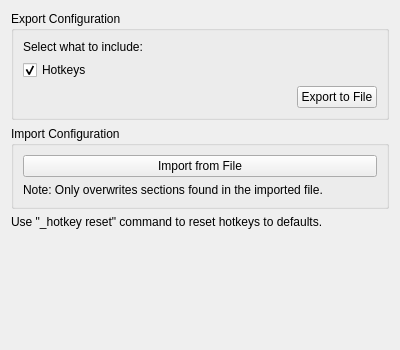
First picture: the form in src/preferences/clientconfigpage.ui, repository MUME/MMapper, before the edit.
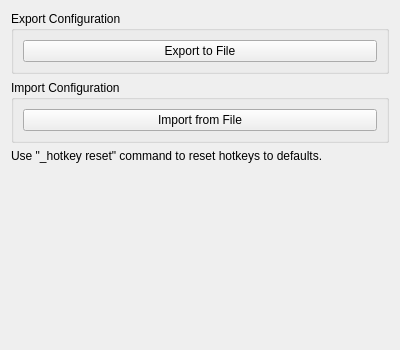
Second picture: the form after the edit.

Diff of the .ui file:
```diff
--- a/src/preferences/clientconfigpage.ui
+++ b/src/preferences/clientconfigpage.ui
@@ -21,46 +21,12 @@
      </property>
      <layout class="QVBoxLayout" name="exportLayout">
       <item>
-       <widget class="QLabel" name="exportLabel">
+       <widget class="QPushButton" name="exportButton">
         <property name="text">
-         <string>Select what to include:</string>
+         <string>Export to File</string>
         </property>
        </widget>
       </item>
-      <item>
-       <widget class="QCheckBox" name="exportHotkeysCheckBox">
-        <property name="text">
-         <string>Hotkeys</string>
-        </property>
-        <property name="checked">
-         <bool>true</bool>
-        </property>
-       </widget>
-      </item>
-      <item>
-       <layout class="QHBoxLayout" name="exportButtonLayout">
-        <item>
-         <spacer name="exportSpacer">
-          <property name="orientation">
-           <enum>Qt::Horizontal</enum>
-          </property>
-          <property name="sizeHint" stdset="0">
-           <size>
-            <width>40</width>
-            <height>20</height>
-           </size>
-          </property>
-         </spacer>
-        </item>
-        <item>
-         <widget class="QPushButton" name="exportButton">
-          <property name="text">
-           <string>Export to File</string>
-          </property>
-         </widget>
-        </item>
-       </layout>
-      </item>
      </layout>
     </widget>
    </item>
@@ -77,16 +43,6 @@
         </property>
        </widget>
       </item>
-      <item>
-       <widget class="QLabel" name="importNoteLabel">
-        <property name="text">
-         <string>Note: Only overwrites sections found in the imported file.</string>
-        </property>
-        <property name="wordWrap">
-         <bool>true</bool>
-        </property>
-       </widget>
-      </item>
      </layout>
     </widget>
    </item>
```
